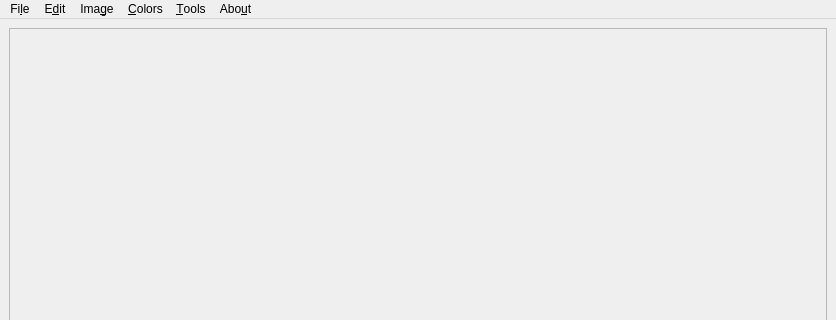
The window that semestral/ui/mainwindow.ui (Ecnill/Apply-Image-Filters) describes before a commit, drawn with Qt 5; both pictures show x 0 to 836 and y 0 to 320 of the 836 by 653 pixel window.
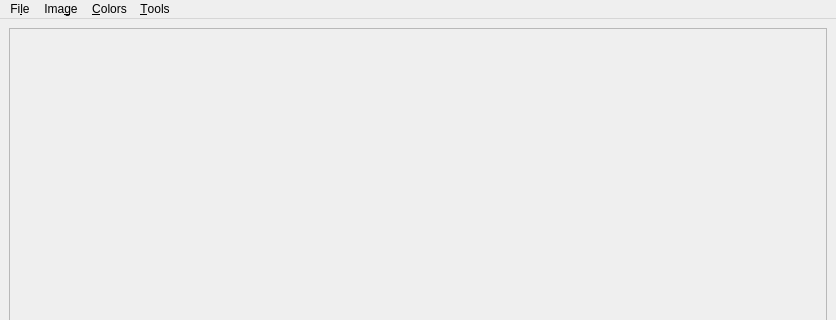
The same window after the commit. Icons and pictures are not drawn.

Commit message: finishing image operations. some changes in gui. adding image for testing

The edit to the form file:
```diff
--- a/semestral/ui/mainwindow.ui
+++ b/semestral/ui/mainwindow.ui
@@ -126,21 +126,6 @@
     <addaction name="actionGrayScale"/>
     <addaction name="actionSepia"/>
    </widget>
-   <widget class="QMenu" name="menuAbout">
-    <property name="title">
-     <string>Abo&amp;ut</string>
-    </property>
-   </widget>
-   <widget class="QMenu" name="menuEdit">
-    <property name="enabled">
-     <bool>true</bool>
-    </property>
-    <property name="title">
-     <string>E&amp;dit</string>
-    </property>
-    <addaction name="actionUndo"/>
-    <addaction name="actionRedo"/>
-   </widget>
    <widget class="QMenu" name="menuTools">
     <property name="title">
      <string>&amp;Tools</string>
@@ -155,11 +140,9 @@
     <addaction name="menuZoom"/>
    </widget>
    <addaction name="menuFile"/>
-   <addaction name="menuEdit"/>
    <addaction name="menuImage"/>
    <addaction name="menuColors"/>
    <addaction name="menuTools"/>
-   <addaction name="menuAbout"/>
   </widget>
   <widget class="QStatusBar" name="statusbar"/>
   <action name="actionOpen">
```
Left out of the diff: 43 changed lines with no effect on the pictures. The commit also changes 6 other files.
